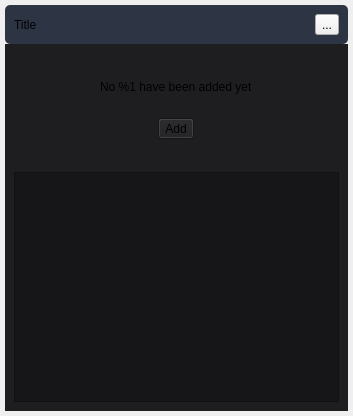
This is ui/TableInputAccordion.ui in e-e-m-i-l-e-e/Chrysalis as Qt 5 draws it before an edit. The edited form follows.
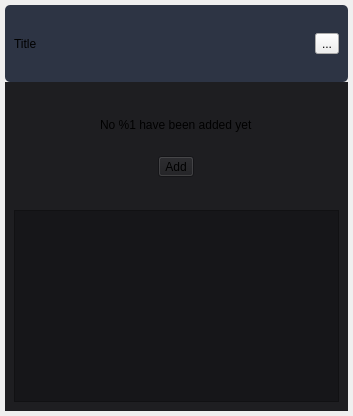
This is the edited form. Icons and pictures are not drawn. Custom widgets are drawn as their Qt base class.

```diff
--- a/ui/TableInputAccordion.ui
+++ b/ui/TableInputAccordion.ui
@@ -10,6 +10,12 @@
     <height>416</height>
    </rect>
   </property>
+  <property name="sizePolicy">
+   <sizepolicy hsizetype="Preferred" vsizetype="Minimum">
+    <horstretch>0</horstretch>
+    <verstretch>0</verstretch>
+   </sizepolicy>
+  </property>
   <property name="windowTitle">
    <string>TableInputAccordion</string>
   </property>
@@ -31,6 +37,12 @@
    </property>
    <item>
     <widget class="UI::ClickableWidget" name="accordionTitle" native="true">
+     <property name="sizePolicy">
+      <sizepolicy hsizetype="Preferred" vsizetype="Minimum">
+       <horstretch>0</horstretch>
+       <verstretch>0</verstretch>
+      </sizepolicy>
+     </property>
      <property name="styleSheet">
       <string notr="true">#accordionTitle {
     background-color: rgb(22, 22, 25);
@@ -77,12 +89,24 @@
    </item>
    <item>
     <widget class="QWidget" name="accordionContent" native="true">
+     <property name="sizePolicy">
+      <sizepolicy hsizetype="Preferred" vsizetype="Minimum">
+       <horstretch>0</horstretch>
+       <verstretch>0</verstretch>
+      </sizepolicy>
+     </property>
      <property name="styleSheet">
       <string notr="true">background-color: rgb(30, 30, 33);</string>
      </property>
      <layout class="QVBoxLayout" name="contentLayout">
       <item>
        <widget class="QWidget" name="emptyTableWidgetWrapper" native="true">
+        <property name="sizePolicy">
+         <sizepolicy hsizetype="Preferred" vsizetype="Minimum">
+          <horstretch>0</horstretch>
+          <verstretch>0</verstretch>
+         </sizepolicy>
+        </property>
         <layout class="QHBoxLayout" name="horizontalLayout">
          <item>
           <spacer name="horizontalSpacer_3">
@@ -154,6 +178,12 @@
       </item>
       <item>
        <widget class="QTableWidget" name="table">
+        <property name="sizePolicy">
+         <sizepolicy hsizetype="Expanding" vsizetype="Minimum">
+          <horstretch>0</horstretch>
+          <verstretch>0</verstretch>
+         </sizepolicy>
+        </property>
         <property name="styleSheet">
          <string notr="true">background-color: rgb(22, 22, 25);</string>
         </property>
```
